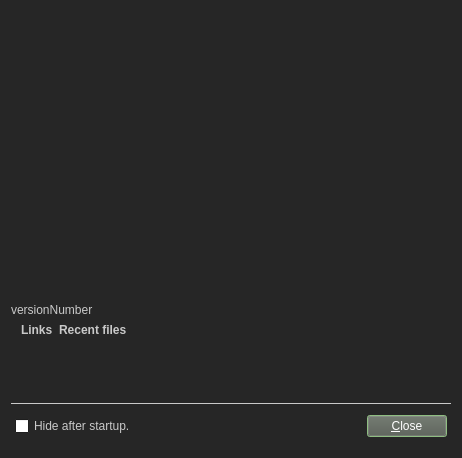
The window that libs/ui/wdgsplash.ui (KDE/krita) describes before a commit, drawn with Qt 5.
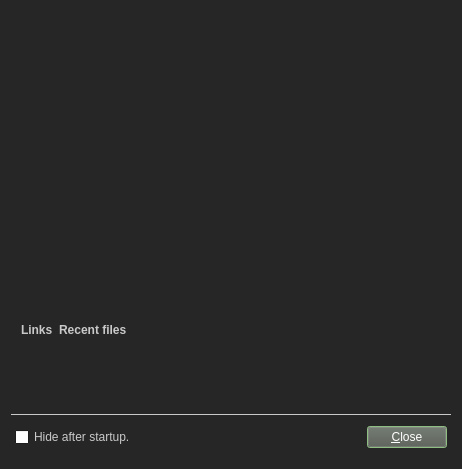
The same window after the commit. Icons and pictures are not drawn.

Commit message: BUG:369308 hide the links and recent files until we are done loading the main window. also add a bit of margin to the close button so it does not collide with the bottom right of the window

Diff of the .ui file:
```diff
--- a/libs/ui/wdgsplash.ui
+++ b/libs/ui/wdgsplash.ui
@@ -7,7 +7,7 @@
     <x>0</x>
     <y>0</y>
     <width>458</width>
-    <height>458</height>
+    <height>469</height>
    </rect>
   </property>
   <property name="sizePolicy">
@@ -348,7 +348,7 @@
         </sizepolicy>
        </property>
        <property name="text">
-        <string>versionNumber</string>
+        <string/>
        </property>
        <property name="alignment">
         <set>Qt::AlignLeading|Qt::AlignLeft|Qt::AlignVCenter</set>
```
The commit also changes 4 other files.
